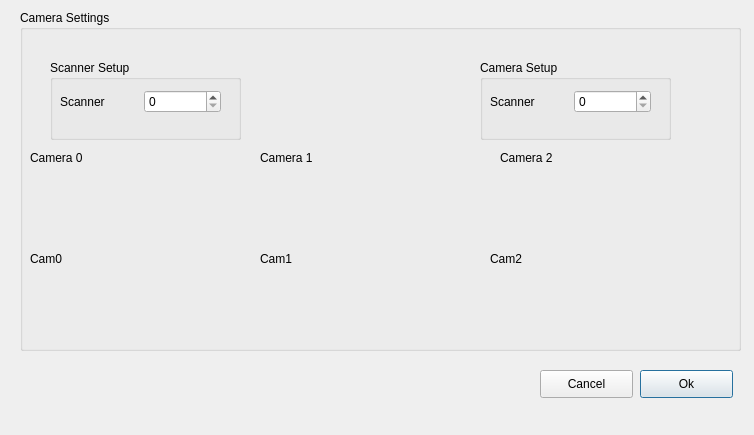
Before: the Qt Designer form checkcameras.ui in d-fal/face_detector, drawn with Qt 5.
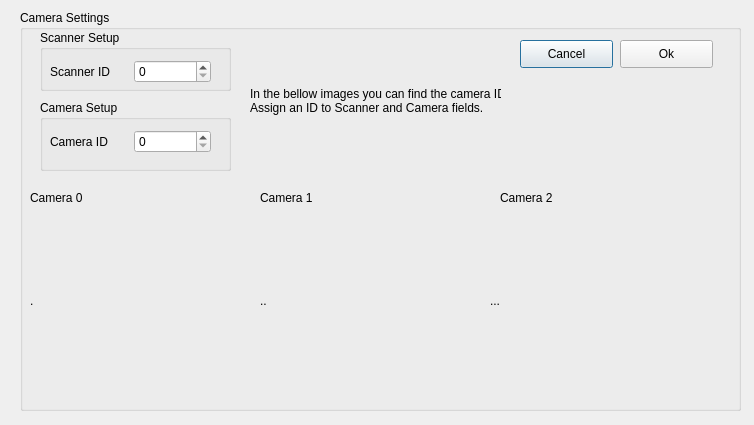
After: the same form once the commit is applied.

Diff of the .ui file:
```diff
--- a/checkcameras.ui
+++ b/checkcameras.ui
@@ -7,7 +7,7 @@
     <x>0</x>
     <y>0</y>
     <width>754</width>
-    <height>435</height>
+    <height>425</height>
    </rect>
   </property>
   <property name="windowTitle">
@@ -19,7 +19,7 @@
      <x>20</x>
      <y>10</y>
      <width>721</width>
-     <height>341</height>
+     <height>401</height>
     </rect>
    </property>
    <property name="title">
@@ -29,48 +29,48 @@
     <property name="geometry">
      <rect>
       <x>10</x>
-      <y>168</y>
+      <y>210</y>
       <width>211</width>
       <height>161</height>
      </rect>
     </property>
     <property name="text">
-     <string>Cam0</string>
+     <string>.</string>
     </property>
    </widget>
    <widget class="QLabel" name="camera_1">
     <property name="geometry">
      <rect>
       <x>240</x>
-      <y>168</y>
+      <y>210</y>
       <width>201</width>
       <height>161</height>
      </rect>
     </property>
     <property name="text">
-     <string>Cam1</string>
+     <string>..</string>
     </property>
    </widget>
    <widget class="QLabel" name="camera_2">
     <property name="geometry">
      <rect>
       <x>470</x>
-      <y>168</y>
+      <y>210</y>
       <width>221</width>
       <height>161</height>
      </rect>
     </property>
     <property name="text">
-     <string>Cam2</string>
+     <string>...</string>
     </property>
    </widget>
    <widget class="QGroupBox" name="groupBox_2">
     <property name="geometry">
      <rect>
-      <x>30</x>
-      <y>50</y>
+      <x>20</x>
+      <y>20</y>
       <width>191</width>
-      <height>80</height>
+      <height>61</height>
      </rect>
     </property>
     <property name="title">
@@ -89,7 +89,7 @@
       <item>
        <widget class="QLabel" name="label">
         <property name="text">
-         <string>Scanner</string>
+         <string>Scanner ID</string>
         </property>
        </widget>
       </item>
@@ -102,10 +102,10 @@
    <widget class="QGroupBox" name="groupBox_3">
     <property name="geometry">
      <rect>
-      <x>460</x>
-      <y>50</y>
+      <x>20</x>
+      <y>90</y>
       <width>191</width>
-      <height>80</height>
+      <height>71</height>
      </rect>
     </property>
     <property name="title">
@@ -124,7 +124,7 @@
       <item>
        <widget class="QLabel" name="label_2">
         <property name="text">
-         <string>Scanner</string>
+         <string>Camera ID</string>
         </property>
        </widget>
       </item>
@@ -138,7 +138,7 @@
     <property name="geometry">
      <rect>
       <x>10</x>
-      <y>140</y>
+      <y>180</y>
       <width>221</width>
       <height>16</height>
      </rect>
@@ -151,7 +151,7 @@
     <property name="geometry">
      <rect>
       <x>240</x>
-      <y>140</y>
+      <y>180</y>
       <width>221</width>
       <height>16</height>
      </rect>
@@ -164,7 +164,7 @@
     <property name="geometry">
      <rect>
       <x>480</x>
-      <y>140</y>
+      <y>180</y>
       <width>221</width>
       <height>16</height>
      </rect>
@@ -173,33 +173,50 @@
      <string>Camera 2</string>
     </property>
    </widget>
+   <widget class="QPushButton" name="cancelBtn">
+    <property name="geometry">
+     <rect>
+      <x>500</x>
+      <y>30</y>
+      <width>93</width>
+      <height>28</height>
+     </rect>
+    </property>
+    <property name="text">
+     <string>Cancel</string>
+    </property>
+   </widget>
+   <widget class="QPushButton" name="okBtn">
+    <property name="geometry">
+     <rect>
+      <x>600</x>
+      <y>30</y>
+      <width>93</width>
+      <height>28</height>
+     </rect>
+    </property>
+    <property name="text">
+     <string>Ok</string>
+    </property>
+   </widget>
+   <widget class="QLabel" name="label_3">
+    <property name="geometry">
+     <rect>
+      <x>230</x>
+      <y>20</y>
+      <width>251</width>
+      <height>141</height>
+     </rect>
+    </property>
+    <property name="text">
+     <string>In the bellow images you can find the camera IDs.
+Assign an ID to Scanner and Camera fields.</string>
+    </property>
+   </widget>
   </widget>
-  <widget class="QPushButton" name="okBtn">
-   <property name="geometry">
-    <rect>
-     <x>640</x>
-     <y>370</y>
-     <width>93</width>
-     <height>28</height>
-    </rect>
-   </property>
-   <property name="text">
-    <string>Ok</string>
-   </property>
-  </widget>
-  <widget class="QPushButton" name="cancelBtn">
-   <property name="geometry">
-    <rect>
-     <x>540</x>
-     <y>370</y>
-     <width>93</width>
-     <height>28</height>
-    </rect>
-   </property>
-   <property name="text">
-    <string>Cancel</string>
-   </property>
-  </widget>
+  <zorder>groupBox</zorder>
+  <zorder>camera_2</zorder>
+  <zorder>camLabel_3</zorder>
  </widget>
  <resources/>
  <connections>
```
